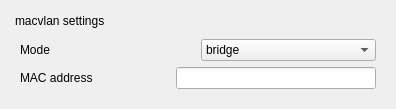
The window that sources/gui/src/macvlanwidget.ui (arcan1s/netctl-gui) describes before a commit, drawn with Qt 5.
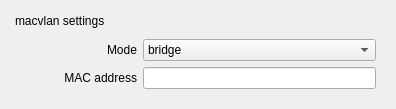
The same window after the commit.

```diff
--- a/sources/gui/src/macvlanwidget.ui
+++ b/sources/gui/src/macvlanwidget.ui
@@ -7,7 +7,7 @@
     <x>0</x>
     <y>0</y>
     <width>396</width>
-    <height>101</height>
+    <height>103</height>
    </rect>
   </property>
   <property name="windowTitle">
@@ -28,13 +28,28 @@
         <layout class="QHBoxLayout" name="layout_mode">
          <item>
           <widget class="QLabel" name="label_mode">
+           <property name="sizePolicy">
+            <sizepolicy hsizetype="Preferred" vsizetype="Preferred">
+             <horstretch>1</horstretch>
+             <verstretch>0</verstretch>
+            </sizepolicy>
+           </property>
            <property name="text">
             <string>Mode</string>
            </property>
+           <property name="alignment">
+            <set>Qt::AlignRight|Qt::AlignTrailing|Qt::AlignVCenter</set>
+           </property>
           </widget>
          </item>
          <item>
           <widget class="QComboBox" name="comboBox_mode">
+           <property name="sizePolicy">
+            <sizepolicy hsizetype="Preferred" vsizetype="Fixed">
+             <horstretch>2</horstretch>
+             <verstretch>0</verstretch>
+            </sizepolicy>
+           </property>
            <item>
             <property name="text">
              <string notr="true">bridge</string>
@@ -63,19 +78,28 @@
         <layout class="QHBoxLayout" name="layout_mac">
          <item>
           <widget class="QLabel" name="label_mac">
-           <property name="minimumSize">
-            <size>
-             <width>150</width>
-             <height>0</height>
-            </size>
+           <property name="sizePolicy">
+            <sizepolicy hsizetype="Preferred" vsizetype="Preferred">
+             <horstretch>1</horstretch>
+             <verstretch>0</verstretch>
+            </sizepolicy>
            </property>
            <property name="text">
             <string>MAC address</string>
            </property>
+           <property name="alignment">
+            <set>Qt::AlignRight|Qt::AlignTrailing|Qt::AlignVCenter</set>
+           </property>
           </widget>
          </item>
          <item>
           <widget class="QLineEdit" name="lineEdit_mac">
+           <property name="sizePolicy">
+            <sizepolicy hsizetype="Expanding" vsizetype="Fixed">
+             <horstretch>2</horstretch>
+             <verstretch>0</verstretch>
+            </sizepolicy>
+           </property>
            <property name="toolTip">
             <string>Optional static MAC address</string>
            </property>
```
